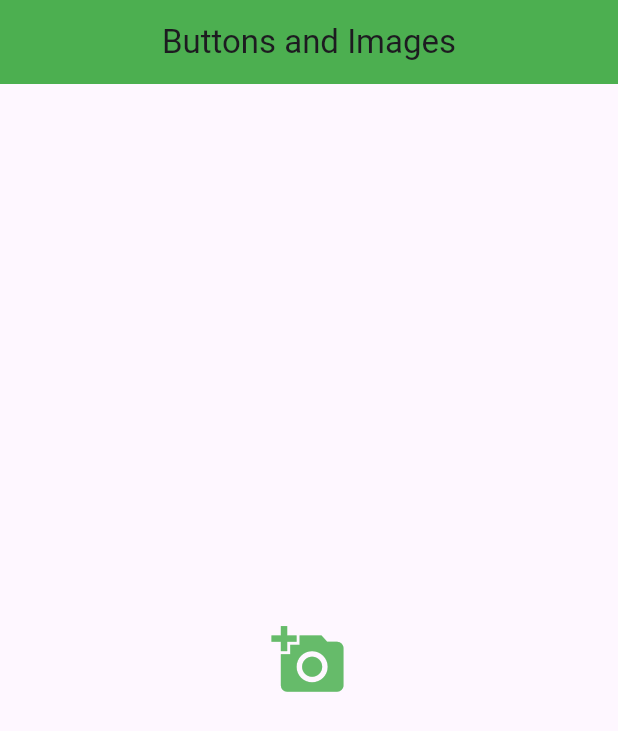
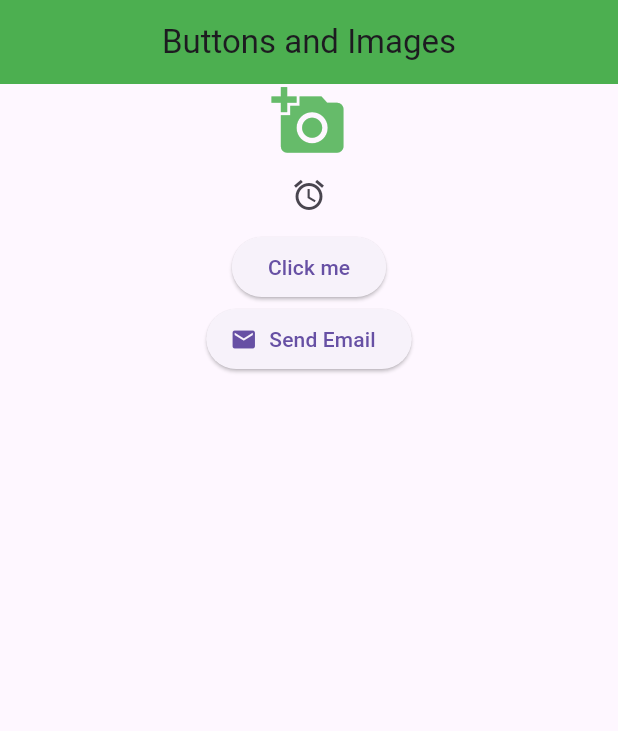
Before and after one commit to ElifDK/Flutter_Buttons_Images, a Flutter app: the screen it shows after launch, on a phone screen of 412 x 824 dp. Shown: the top 731 px of the screen. Run offline on Flutter 3.47's test engine with Material 3 defaults, Android fonts, the phone set to English and light mode, and no system bars.

Commit message:
Added Buttons

```diff
--- a/lib/main.dart
+++ b/lib/main.dart
@@ -17,10 +17,22 @@ class Home extends StatelessWidget {
         title: Text('Buttons and Images'),
           centerTitle: true,
       ),
-      body: Center(
-          child: Icon(Icons.add_a_photo,
-          size: 50,
-          color: Colors.green[400],)),
+      body: Column(
+        children: [
+          Center(
+              child: Icon(Icons.add_a_photo,
+              size: 50,
+              color: Colors.green[400],)),
+          IconButton(onPressed: (){},
+              icon: Icon(Icons.access_alarm),),
+          ElevatedButton(onPressed: (){},
+              child: Text("Click me")),
+          ElevatedButton.icon(onPressed: (){},
+              icon: Icon(Icons.email),
+            label: Text('Send Email'),
+            )
+        ],
+      ),
     );
   }
 }
```
